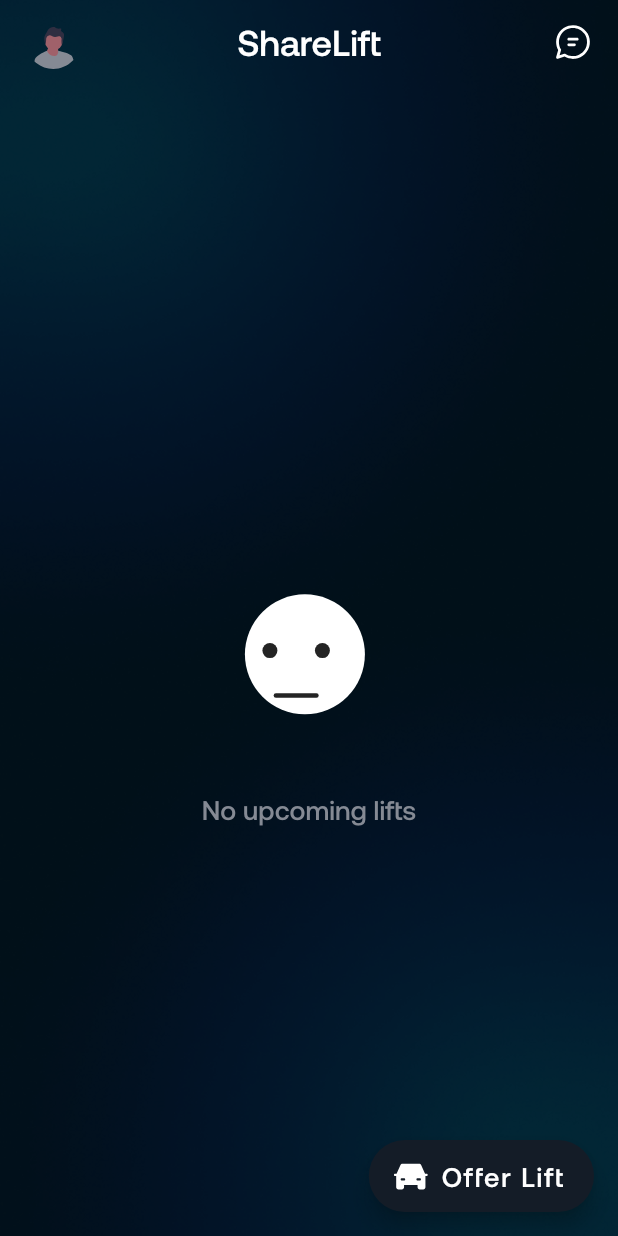
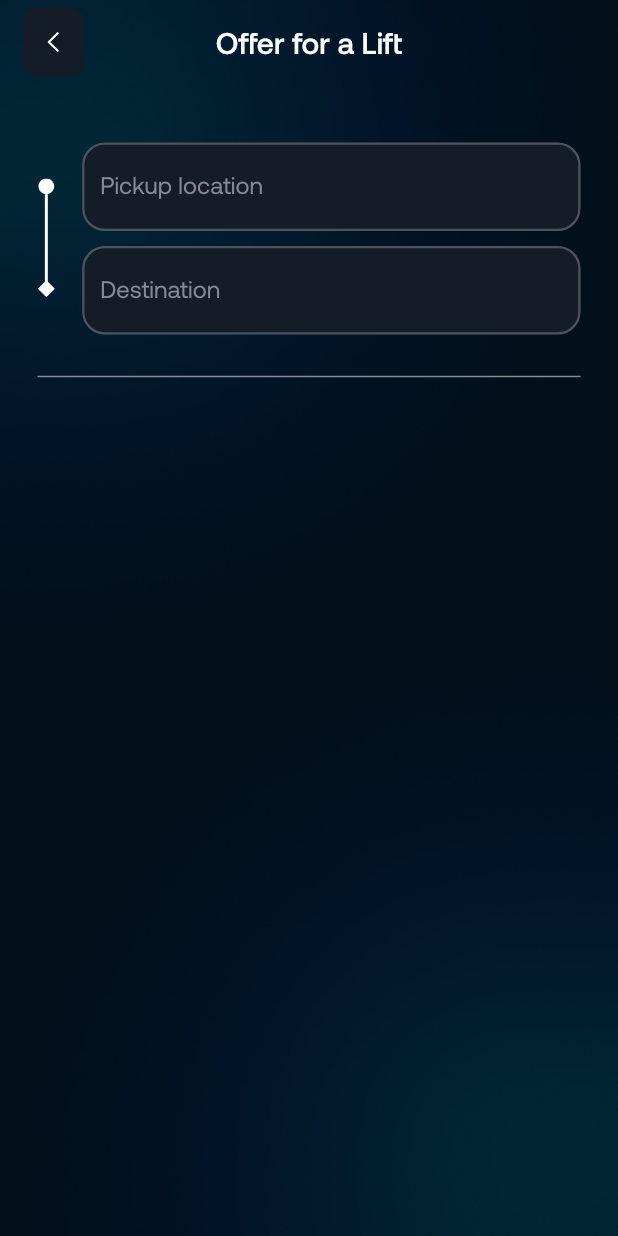
Before and after one commit to BotsheloRamela/LiftShare, a Flutter app: the OfferALiftHomeScreen screen opened directly, after a tap on "Offer Lift", on a phone screen of 412 x 824 dp. Run offline on Flutter 3.47's test engine with Material 2 defaults, Android fonts, the phone set to English and light mode, and no system bars; our stand-ins replace cloud_firestore, firebase_auth, firebase_core, flutter_dotenv, flutter_svg, fluttertoast and 2 more; missing offline and left inert: dart:ffi, text_divider; accounts and stored records are empty; network calls fail.

Commit message:
FEAT: Add BaseLiftViewModel and reusable LocationInputForm widget

```diff
--- a/lib/ui/screens/offer_a_lift/home_screen.dart
+++ b/lib/ui/screens/offer_a_lift/home_screen.dart
@@ -2,6 +2,7 @@ import 'package:firebase_auth/firebase_auth.dart';
 import 'package:flutter/cupertino.dart';
 import 'package:flutter/material.dart';
 import 'package:flutter_svg/flutter_svg.dart';
+import 'package:liftshare/ui/screens/offer_a_lift/offer_lift_screen.dart';
 import 'package:liftshare/viewmodels/offer_lift_viewmodel.dart';
 import 'package:lottie/lottie.dart';
 import 'package:provider/provider.dart';
@@ -68,7 +69,12 @@ class _OfferALiftHomeScreenState extends State<OfferALiftHomeScreen> {
                 width: 24,
               ),
               onPressed: () {
-                // TODO: Navigate to offer a lift screen
+                Navigator.push(
+                  context,
+                  MaterialPageRoute(
+                    builder: (context) => const OfferLiftScreen(),
+                  ),
+                );
               },
 
             ),
--- /dev/null
+++ b/lib/ui/screens/offer_a_lift/offer_lift_screen.dart
@@ -0,0 +1,57 @@
+import 'package:flutter/cupertino.dart';
+import 'package:flutter/material.dart';
+import 'package:provider/provider.dart';
+
+import '../../../utils/constants.dart';
+import '../../../viewmodels/offer_lift_viewmodel.dart';
+import '../../widgets/app_background.dart';
+import '../../widgets/default_app_bar.dart';
+import '../../widgets/location_input_form.dart';
+
+class OfferLiftScreen extends StatefulWidget {
+  const OfferLiftScreen({super.key});
+
+  @override
+  State<OfferLiftScreen> createState() => _OfferLiftScreenState();
+}
+
+class _OfferLiftScreenState extends State<OfferLiftScreen> {
+  @override
+  Widget build(BuildContext context) {
+    return MultiProvider(
+      providers: [
+        ChangeNotifierProvider<OfferLiftViewModel>(
+          create: (context) => OfferLiftViewModel(),
+        ),
+      ],
+      builder: (context, child) {
+        return SafeArea(
+          child: Scaffold(
+            extendBodyBehindAppBar: true,
+            appBar: defaultAppBar(context, "Offer for a Lift"),
+            body: DecoratedBox(
+              decoration: appBackground(),
+              child: Padding(
+                padding:  const EdgeInsets.fromLTRB(
+                    AppValues.screenPadding, AppValues.screenPadding,
+                    AppValues.screenPadding, 0),
+                child: Align(
+                  alignment: Alignment.topCenter,
+                  child: Column(
+                    children: [
+                      const SizedBox(height: 70),
+                      LocationInputForm<OfferLiftViewModel>(viewModel: context.watch<OfferLiftViewModel>()),
+                      const SizedBox(height: 20),
+                      const Divider(color: AppColors.highlightColor, thickness: 1),
+                      const SizedBox(height: 20),
+                    ],
+                  ),
+                ),
+              )
+            ),
+          ),
+        );
+      }
+    );
+  }
+}
--- /dev/null
+++ b/lib/ui/widgets/location_input_form.dart
@@ -0,0 +1,127 @@
+import 'package:flutter/cupertino.dart';
+import 'package:flutter/material.dart';
+import 'package:flutter_svg/svg.dart';
+import 'package:liftshare/viewmodels/base_lift_viewmodel.dart';
+
+import '../../utils/constants.dart';
+
+class LocationInputForm<T extends BaseLiftViewModel> extends StatelessWidget {
+  final T viewModel;
+
+  const LocationInputForm({super.key, required this.viewModel});
+
+  @override
+  Widget build(BuildContext context) {
+    return Row(
+      mainAxisAlignment: MainAxisAlignment.start,
+      children: [
+        SvgPicture.asset(
+          'assets/icons/trip_line_icon.svg',
+          height: 80,
+        ),
+        const SizedBox(width: 18),
+        Expanded(
+          child: Column(
+            children: [
+              TextField(
+                controller: viewModel.pickupLocationController,
+                focusNode: viewModel.pickupLocationFocusNode,
+                onChanged: (value) {
+                  viewModel.setActiveLocationController(viewModel.pickupLocationController);
+                  viewModel.searchPlace(value);
+                },
+                keyboardType: TextInputType.text,
+                decoration: InputDecoration(
+                  labelText: 'Pickup location',
+                  filled: true,
+                  fillColor: AppColors.buttonColor,
+                  floatingLabelBehavior: FloatingLabelBehavior.never,
+                  labelStyle: const TextStyle(
+                    color: AppColors.highlightColor,
+                    fontSize: 16,
+                    fontWeight: FontWeight.normal,
+                    decoration: TextDecoration.none,
+                    fontFamily: 'Aeonik',
+                  ),
+                  enabledBorder: OutlineInputBorder(
+                      borderSide: BorderSide(
+                        color: AppColors.enabledBorderColor,
+                        width: 1.5,
+                      ),
+                      borderRadius: const BorderRadius.all(
+                          Radius.circular(AppValues.largeBorderRadius)
+                      )
+                  ),
+                  focusedBorder: const OutlineInputBorder(
+                      borderSide: BorderSide(
+                        color: Colors.white,
+                        width: 1.5,
+                      ),
+                      borderRadius: BorderRadius.all(
+                          Radius.circular(AppValues.largeBorderRadius)
+                      )
+                  ),
+                ),
+                style: const TextStyle(
+                  color: Colors.white,
+                  fontSize: 16,
+                  fontWeight: FontWeight.normal,
+                  decoration: TextDecoration.none,
+                  fontFamily: 'Aeonik',
+                ),
+              ),
+              const SizedBox(height: 10),
+              TextField(
+                controller: viewModel.destinationLocationController,
+                focusNode: viewModel.destinationLocationFocusNode,
+                onChanged: (value) {
+                  viewModel.setActiveLocationController(viewModel.destinationLocationController);
+                  viewModel.searchPlace(value);
+                },
+                keyboardType: TextInputType.text,
+                decoration: InputDecoration(
+                  labelText: 'Destination',
+                  filled: true,
+                  fillColor: AppColors.buttonColor,
+                  floatingLabelBehavior: FloatingLabelBehavior.never,
+                  labelStyle: const TextStyle(
+                    color: AppColors.highlightColor,
+                    fontSize: 16,
+                    fontWeight: FontWeight.normal,
+                    decoration: TextDecoration.none,
+                    fontFamily: 'Aeonik',
+                  ),
+                  enabledBorder: OutlineInputBorder(
+                      borderSide: BorderSide(
+                        color: AppColors.enabledBorderColor,
+                        width: 1.5,
+                      ),
+                      borderRadius: const BorderRadius.all(
+                          Radius.circular(AppValues.largeBorderRadius)
+                      )
+                  ),
+                  focusedBorder: const OutlineInputBorder(
+                      borderSide: BorderSide(
+                        color: Colors.white,
+                        width: 1.5,
+                      ),
+                      borderRadius: BorderRadius.all(
+                          Radius.circular(AppValues.largeBorderRadius)
+                      )
+                  ),
+                ),
+                style: const TextStyle(
+                  color: Colors.white,
+                  fontSize: 16,
+                  fontWeight: FontWeight.normal,
+                  decoration: TextDecoration.none,
+                  fontFamily: 'Aeonik',
+                ),
+              )
+            ],
+          ),
+        )
+      ],
+    );
+  }
+}
--- /dev/null
+++ b/lib/viewmodels/base_lift_viewmodel.dart
@@ -0,0 +1,13 @@
+import 'package:flutter/cupertino.dart';
+
+class BaseLiftViewModel {
+  // Example properties, replace with your actual properties
+  TextEditingController pickupLocationController = TextEditingController();
+  TextEditingController destinationLocationController = TextEditingController();
+  FocusNode pickupLocationFocusNode = FocusNode();
+  FocusNode destinationLocationFocusNode = FocusNode();
+
+  void setActiveLocationController(TextEditingController controller) {}
+
+  void searchPlace(String query) {}
+}
--- a/lib/viewmodels/offer_lift_viewmodel.dart
+++ b/lib/viewmodels/offer_lift_viewmodel.dart
@@ -1,10 +1,11 @@
 
 import 'package:flutter/cupertino.dart';
+import 'package:liftshare/viewmodels/base_lift_viewmodel.dart';
 
 import '../data/models/lift.dart';
 import '../data/repositories/lift_repository.dart';
 
-class OfferLiftViewModel extends ChangeNotifier{
+class OfferLiftViewModel extends BaseLiftViewModel with ChangeNotifier{
   // Lift repository
   final LiftRepository _liftRepository = LiftRepository();
 
```
Also changed, not shown: lib/ui/screens/get_a_lift/search_lift_screen.dart (+2 -118 lines), lib/viewmodels/search_lift_viewmodel.dart (+8 -2 lines).
